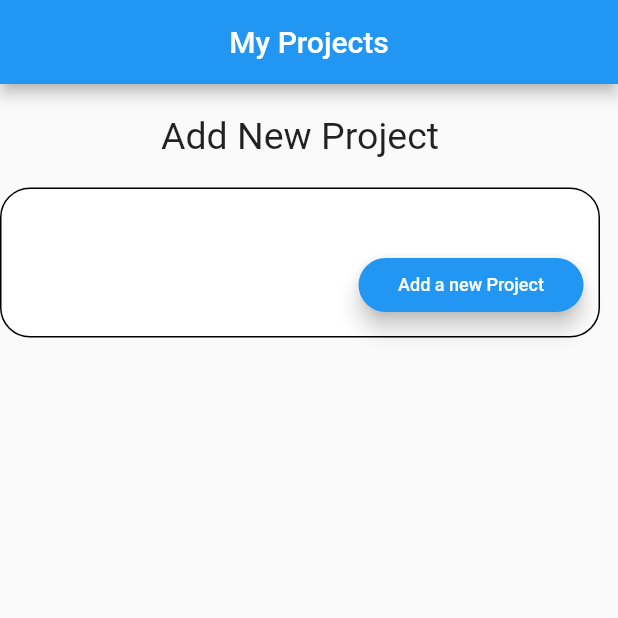
After one commit to brisingr24/CEM_Trac, a Flutter app: the Project screen opened directly, on a phone screen of 412 x 824 dp, the top half of it. The commit adds this screen. Run offline on Flutter 3.47's test engine with Material 2 defaults, Android fonts, the light colour scheme and no system bars; our stand-ins replace cloud_firestore, firebase_auth, firebase_core, firebase_storage, flutter_local_notifications, google_fonts and 8 more; missing offline and left inert: feedback, flutter_sms; accounts and stored records are empty.

Commit message:
Project Screen Added -- Aditya

```diff
--- /dev/null
+++ b/lib/screens/myProject.dart
@@ -0,0 +1,75 @@
+// ignore_for_file: prefer_const_constructors
+
+import 'package:ecms/screens/addProj.dart';
+import 'package:flutter/material.dart';
+
+class Project extends StatefulWidget {
+  final String uid;
+  Project({Key? key, required this.uid}) : super(key: key);
+
+  @override
+  _ProjectState createState() => _ProjectState();
+}
+
+class _ProjectState extends State<Project> {
+  @override
+  Widget build(BuildContext context) {
+    return Scaffold(
+      appBar: AppBar(
+        automaticallyImplyLeading: false,
+        title: Center(child: Text("My Projects"),),
+      ),
+      body: Column(
+        children: [
+          SizedBox(
+            height: 20,
+          ),
+          Text(
+            "Add New Project",
+            style: TextStyle(fontSize: 25),
+          ),
+          SizedBox(
+            height: 20,
+          ),
+          Container(
+            height: 100,
+            width: 400,
+            decoration: BoxDecoration(
+              color: Colors.white,
+              border: Border.all(color: Colors.black),
+              borderRadius: BorderRadius.circular(20.0),
+            ),
+            child: Padding(
+              padding: const EdgeInsets.all(10.0),
+              child: Align(
+                alignment: Alignment.bottomRight,
+                child: ElevatedButton(
+                    onPressed: () {
+                      Navigator.push(context,
+                          MaterialPageRoute(builder: (context) => AddProject()));
+                    },
+                    style: ButtonStyle(
+                        elevation: MaterialStateProperty.all(6.0),
+                        backgroundColor:
+                        MaterialStateProperty.all(Colors.blue),
+                        fixedSize: MaterialStateProperty.all<Size>(
+                            const Size(150, 20)),
+                        shape:
+                        MaterialStateProperty.all<RoundedRectangleBorder>(
+                            RoundedRectangleBorder(
+                              borderRadius: BorderRadius.circular(18.0),
+                            ))),
+                    child: Text(
+                      "Add a new Project",
+                      style: TextStyle(
+                          color: Colors.white,
+                          fontSize: 12),
+                    )),
+              ),
+            ),
+          ),
+        ],
+      ),
+    );
+  }
+}
```
Also changed, not shown: lib/screens/addProj.dart (added, +19 -0 lines), lib/screens/vehicles.dart (+16 -0 lines), 1 other file.
